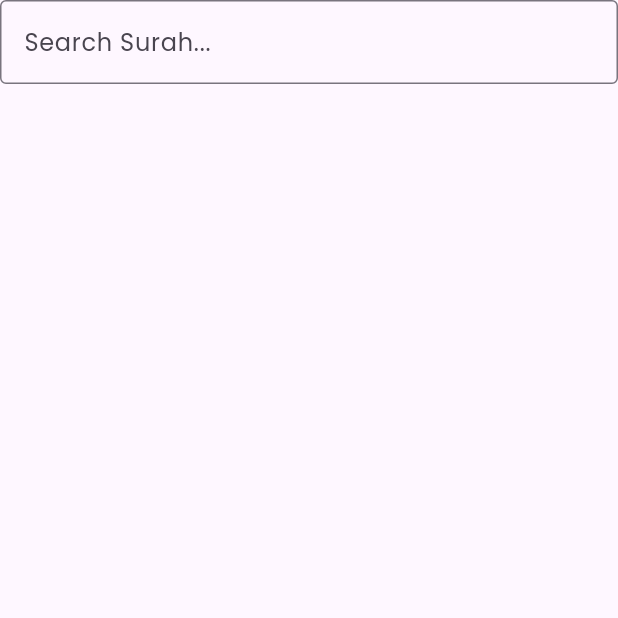
After one commit to fouadsalama/Quran, a Flutter app: the SearchView screen opened by its route, on a phone screen of 412 x 824 dp, the top half of it. The commit adds this screen. Run offline on Flutter 3.47's test engine with Material 3 defaults, Android fonts, the phone set to English and light mode, and no system bars; our stand-ins replace gap, go_router, google_fonts.

Commit message:
create search view

```diff
--- a/lib/core/utils/app_routes.dart
+++ b/lib/core/utils/app_routes.dart
@@ -1,11 +1,13 @@
 import 'package:go_router/go_router.dart';
 import 'package:islamic_app/Features/home/presentation/views/home_view.dart';
+import 'package:islamic_app/Features/search/presentation/views/search_view.dart';
 import 'package:islamic_app/Features/splash/presentation/views/splash_view.dart';
 import 'package:islamic_app/Features/surah/presentation/views/surah_details_view.dart';
 
 abstract class AppRouter {
   static const kHomeView = '/homeView';
   static const kSurahDetailsView = '/surahView';
+  static const kSearchView = '/searchView';
   static final router = GoRouter(
     routes: [
       GoRoute(
@@ -20,6 +22,12 @@ abstract class AppRouter {
         path: kSurahDetailsView,
         builder: (context, state) => const SurahDetailsView(),
       ),
+      GoRoute(
+        path: kSearchView,
+        builder: (context, state) {
+          return const SearchView();
+        },
+      ),
     ],
   );
 }
--- a/lib/features/home/presentation/views/home_view.dart
+++ b/lib/features/home/presentation/views/home_view.dart
@@ -1,4 +1,6 @@
 import 'package:flutter/material.dart';
+import 'package:go_router/go_router.dart';
+import 'package:islamic_app/core/utils/app_routes.dart';
 import 'package:islamic_app/core/utils/styles.dart';
 
 import 'widgets/custom_app_bar_ico.dart';
@@ -28,7 +30,9 @@ class HomeView extends StatelessWidget {
             icon: const CustomAppBarIcons(
               image: 'assets/images/search.png',
             ),
-            onPressed: () {},
+            onPressed: () {
+              GoRouter.of(context).push(AppRouter.kSearchView);
+            },
           )
         ],
       ),
--- /dev/null
+++ b/lib/features/search/presentation/views/search_view.dart
@@ -0,0 +1,14 @@
+import 'package:flutter/material.dart';
+
+import 'widgets/search_view_body.dart';
+
+class SearchView extends StatelessWidget {
+  const SearchView({super.key});
+
+  @override
+  Widget build(BuildContext context) {
+    return const Scaffold(
+      body: SearchViewBody(),
+    );
+  }
+}
--- /dev/null
+++ b/lib/features/search/presentation/views/widgets/search_view_body.dart
@@ -0,0 +1,21 @@
+import 'package:flutter/material.dart';
+
+class SearchViewBody extends StatelessWidget {
+  const SearchViewBody({super.key});
+
+  @override
+  Widget build(BuildContext context) {
+    return const SafeArea(
+      child: Column(
+        children: [
+          TextField(
+            decoration: InputDecoration(
+              labelText: 'Search Surah...',
+              border: OutlineInputBorder(),
+            ),
+          ),
+        ],
+      ),
+    );
+  }
+}
--- a/lib/features/surah/presentation/views/widgets/custom_box_details.dart
+++ b/lib/features/surah/presentation/views/widgets/custom_box_details.dart
@@ -1,6 +1,5 @@
 import 'package:flutter/material.dart';
 import 'package:gap/gap.dart';
-
 import '../../../../../core/utils/app_assets.dart';
 import '../../../../../core/utils/styles.dart';
 
@@ -16,6 +15,8 @@ class CustomBoxDetails extends StatelessWidget {
       children: [
         Padding(
           padding: const EdgeInsets.only(top: 47),
+          child: GestureDetector(
+            onTap: () {},
             child: Row(
               mainAxisAlignment: MainAxisAlignment.center,
               children: [
@@ -30,6 +31,7 @@ class CustomBoxDetails extends StatelessWidget {
                   color: Colors.white,
                 )
               ],
+            ),
           ),
         ),
         const Padding(
```
Lines whose indentation alone changed are shown as unchanged.
